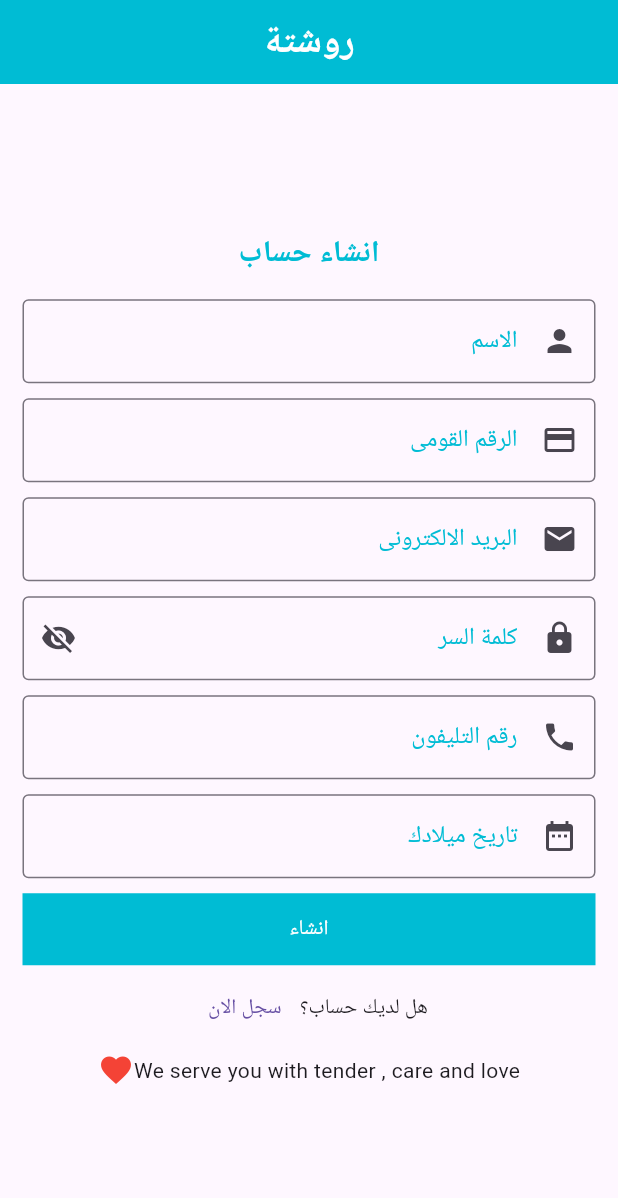
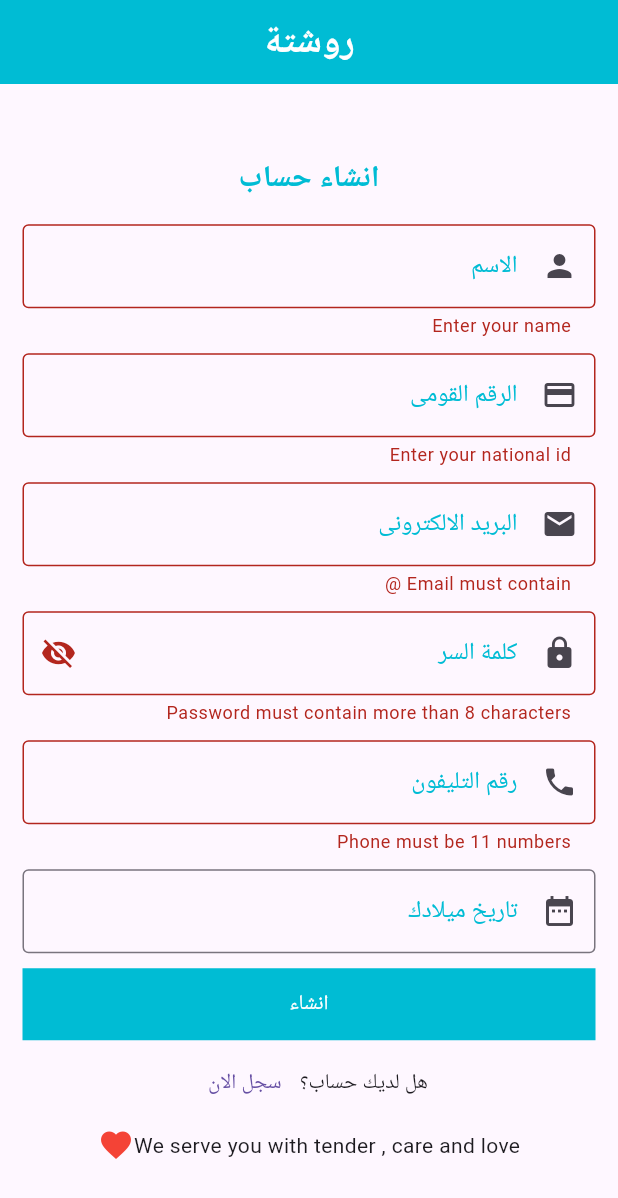
Before and after one commit to Rosheta/Rosheta_UI, a Flutter app: the screen it shows after launch, after a tap on "انشاء", on a phone screen of 412 x 824 dp. Shown: the top 1198 px of the screen. Run offline on Flutter 3.47's test engine with Material 3 defaults, Android fonts, the phone set to English and light mode, and no system bars.

Commit message:
Add validation for input in signup

```diff
--- a/lib/signup_screen.dart
+++ b/lib/signup_screen.dart
@@ -18,6 +18,7 @@ class _SignupState extends State<SignupScreen> {
   var phoneController = TextEditingController();
 
   bool _obscureText = true;
+  final _formKey = GlobalKey<FormState>();
 
   @override
   Widget build(BuildContext context) {
@@ -49,6 +50,9 @@ class _SignupState extends State<SignupScreen> {
                   ),
                 ),
                 SizedBox(height: 15),
+                Form(
+                    key: _formKey,
+                    child: Column(children: [
                       TextFormField(
                         controller: NameController,
                         keyboardType: TextInputType.name,
@@ -59,6 +63,10 @@ class _SignupState extends State<SignupScreen> {
                             labelStyle: TextStyle(
                               color: Colors.cyan,
                             )),
+                        validator: (value) {
+                          if (value.toString().length > 2) return null;
+                          return "Enter your name";
+                        },
                       ),
                       SizedBox(height: 10),
                       TextFormField(
@@ -71,6 +79,11 @@ class _SignupState extends State<SignupScreen> {
                             labelStyle: TextStyle(
                               color: Colors.cyan,
                             )),
+                        validator: (value) {
+                          if (value.toString().length != 14)
+                            return "Enter your national id";
+                          return null;
+                        },
                       ),
                       SizedBox(height: 10),
                       TextFormField(
@@ -83,6 +96,10 @@ class _SignupState extends State<SignupScreen> {
                             labelStyle: TextStyle(
                               color: Colors.cyan,
                             )),
+                        validator: (value) {
+                          if (isValidEmail(value.toString())) return null;
+                          return "Email must contain @";
+                        },
                       ),
                       SizedBox(height: 10),
                       TextFormField(
@@ -93,13 +110,20 @@ class _SignupState extends State<SignupScreen> {
                             prefixIcon: Icon(Icons.lock),
                             suffixIcon: GestureDetector(
                               onTap: _togglePasswordVisibility,
-                        child : Icon(_obscureText ? Icons.visibility_off : Icons.visibility,),
+                              child: Icon(
+                                _obscureText
+                                    ? Icons.visibility_off
+                                    : Icons.visibility,
+                              ),
                             ),
                             border: OutlineInputBorder(),
                             labelText: S.of(context).password,
                             labelStyle: TextStyle(
                               color: Colors.cyan,
                             )),
+                        validator: (value) {
+                          return isValidPassword(value.toString());
+                        },
                       ),
                       SizedBox(height: 10),
                       TextFormField(
@@ -112,6 +136,9 @@ class _SignupState extends State<SignupScreen> {
                             labelStyle: TextStyle(
                               color: Colors.cyan,
                             )),
+                        validator: (value) {
+                          return isValidPhone(value.toString());
+                        },
                       ),
                       SizedBox(height: 10),
                       TextFormField(
@@ -130,15 +157,21 @@ class _SignupState extends State<SignupScreen> {
                         width: double.infinity,
                         color: Colors.cyan,
                         child: MaterialButton(
-                    onPressed: () {},
                             child: Text(
                               S.of(context).SIGNUP,
                               style: TextStyle(
                                 color: Colors.white,
                               ),
                             ),
+                            onPressed: () async {
+                              if (_formKey.currentState!.validate()) {
+                                _formKey.currentState?.save();
+                                print('before request.....................');
+                              }
+                            },
                         ),
                       ),
+                    ])),
                 SizedBox(height: 5),
                 Row(
                   mainAxisAlignment: MainAxisAlignment.center,
@@ -159,7 +192,10 @@ class _SignupState extends State<SignupScreen> {
                   mainAxisAlignment: MainAxisAlignment.center,
                   children: [
                     Text('We serve you with tender , care and love'),
-                    Icon(Icons.favorite , color: Colors.red,)
+                    Icon(
+                      Icons.favorite,
+                      color: Colors.red,
+                    )
                   ],
                 ),
               ],
@@ -168,6 +204,40 @@ class _SignupState extends State<SignupScreen> {
         ),
       ),
     );
+  }
+
+  bool isValidEmail(String email) {
+    // Use a regular expression to check if the email contains '@' and '.'
+    // You can customize the regular expression based on your requirements
+    final emailRegex =
+        RegExp(r'^[a-zA-Z0-9._%+-]+@[a-zA-Z0-9.-]+\.[a-zA-Z]{2,}$');
+    return emailRegex.hasMatch(email);
+  }
+
+  dynamic isValidPassword(String password) {
+    // Password must contain at least one uppercase letter, one lowercase letter,
+    // one digit, one special character, and be at least 8 characters long
+    final upperCaseRegex = RegExp(r'[A-Z]');
+    final lowerCaseRegex = RegExp(r'[a-z]');
+    final digitRegex = RegExp(r'[0-9]');
+    final specialCharRegex = RegExp(r'[!@#$%^&*(),.?":{}|<>]');
+
+    if (password.length < 8) {
+      return "Password must contain more than 8 characters";
+    } else if (!upperCaseRegex.hasMatch(password) ||
+        !lowerCaseRegex.hasMatch(password)) {
+      return "Password must contain upper and lower case";
+    } else if (!digitRegex.hasMatch(password)) {
+      return "Password must contain numbers";
+    } else if (!specialCharRegex.hasMatch(password)) {
+      return "Password must contain special characters";
+    }
+    return null;
+  }
+
+  dynamic isValidPhone(String phone) {
+    if (phone.length != 11) return "Phone must be 11 numbers";
+    return null;
   }
 
   void _togglePasswordVisibility() {
@@ -189,6 +259,4 @@ class _SignupState extends State<SignupScreen> {
       });
     }
   }
-
-
 }
```
Lines whose indentation alone changed are shown as unchanged.
